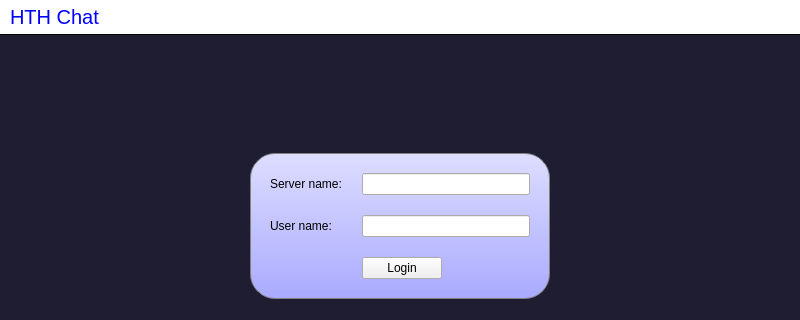
Above: src/qt/forms/chatwindowpage.ui from HTHcoin/helpthehomelesscoin before the change; both pictures show x 0 to 800 and y 0 to 320 of the 800 by 600 pixel window. Below: the same form after it.
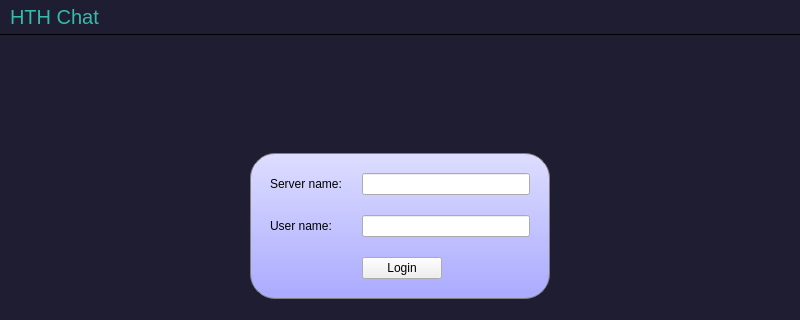
That is the form after the change.

Patch:
```diff
--- a/src/qt/forms/chatwindowpage.ui
+++ b/src/qt/forms/chatwindowpage.ui
@@ -14,8 +14,8 @@
   </property>
   <property name="styleSheet" >
    <string notr="true" >#titleLabel {
-background: white;
-color: blue;
+background: #1e1d32;
+color: #34bcaa;
 font-size: 20px;
 border: none;
 border-bottom:  1px solid black;
```
